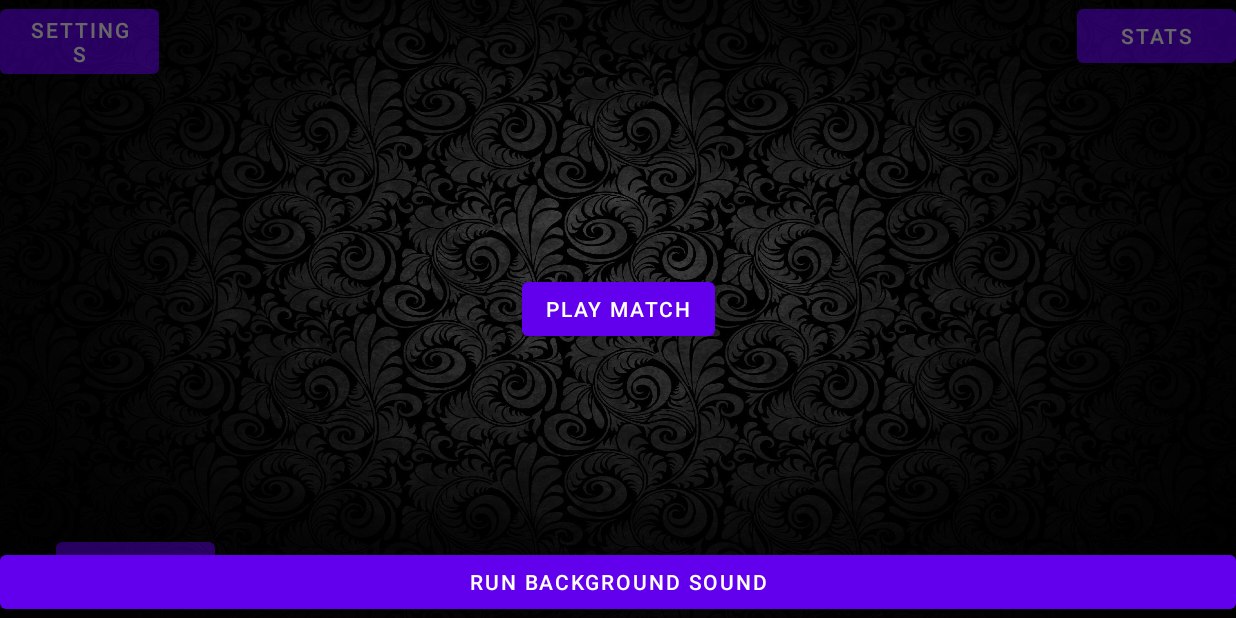
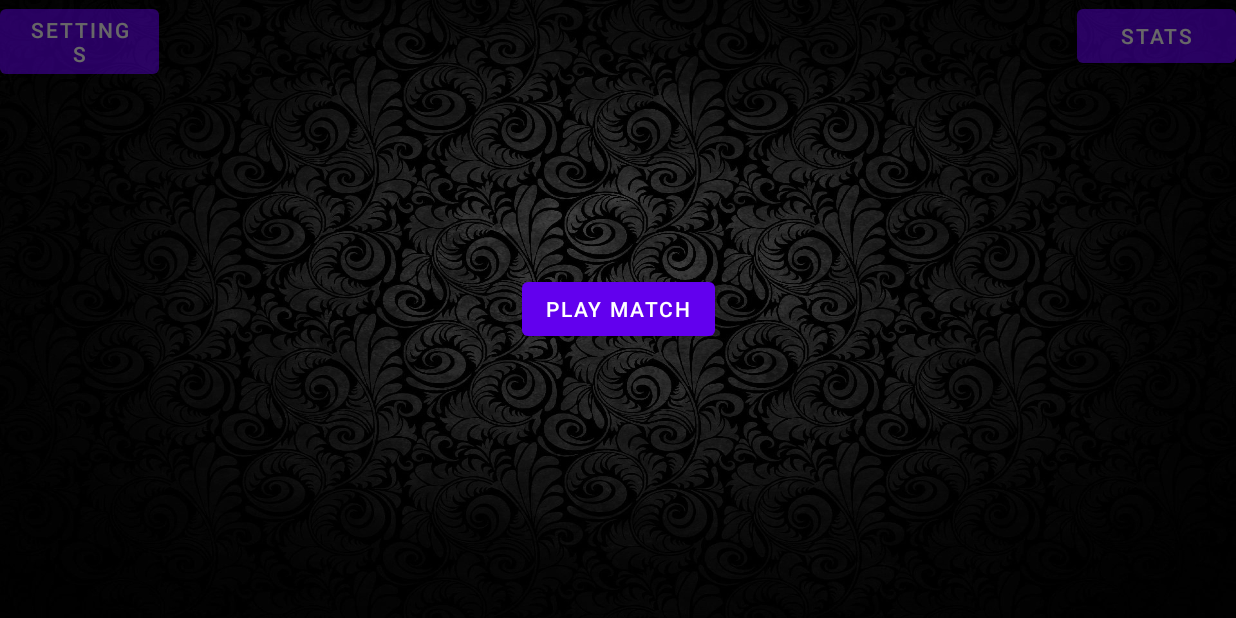
Before and after one commit to alex-labra/Renegade_Parade, an Android app: the screen it shows after launch (MainActivity), on a phone screen of 824 x 412 dp (held sideways). Run offline under Robolectric (Android 15) with nearby library versions, the light colour scheme and no system bars.

Commit message:
Files fixed in main/manifest

```diff
--- a/app/src/main/AndroidManifest.xml
+++ b/app/src/main/AndroidManifest.xml
@@ -15,14 +15,18 @@
         <activity
             android:name=".InGameScreen"
             android:screenOrientation="landscape" />
+        <activity android:name=".SettingsActivity"
+            android:screenOrientation="landscape" />
         <activity android:name=".MainActivity"
             android:screenOrientation="landscape">
+
             <intent-filter>
                 <action android:name="android.intent.action.MAIN" />
 
                 <category android:name="android.intent.category.LAUNCHER" />
             </intent-filter>
         </activity>
+        <service android:name=".BackgroundSoundService"/>
     </application>
 
 </manifest>
--- a/app/src/main/java/com/team4/renegadeparade/InGameScreen.java
+++ b/app/src/main/java/com/team4/renegadeparade/InGameScreen.java
@@ -3,6 +3,7 @@ package com.team4.renegadeparade;
 import android.content.pm.ActivityInfo;
 import android.os.Bundle;
 import android.view.View;
+import android.view.WindowManager;
 import android.widget.Button;
 
 import androidx.appcompat.app.AppCompatActivity;
@@ -29,6 +30,10 @@ public class InGameScreen extends AppCompatActivity implements JoystickView.Joys
         reloadButton.setOnClickListener(v -> reload(v));
         disconnectButton = findViewById(R.id.disconnectButton);
         disconnectButton.setOnClickListener(v -> disconnect(v));
+
+        //fullscreen
+        this.getWindow().setFlags(WindowManager.LayoutParams.FLAG_FULLSCREEN,
+                WindowManager.LayoutParams.FLAG_FULLSCREEN);
     }
 
     private void shoot(View view) {}
--- a/app/src/main/java/com/team4/renegadeparade/MainActivity.java
+++ b/app/src/main/java/com/team4/renegadeparade/MainActivity.java
@@ -12,6 +12,7 @@ import android.widget.Button;
 public class MainActivity extends AppCompatActivity {
     private Button statsbutton;
     private Button playbutton;
+    private Button sButton;
     //test test
 
     @Override
@@ -33,10 +34,20 @@ public class MainActivity extends AppCompatActivity {
         statsbutton = findViewById(R.id.statsbutton);
         statsbutton.setOnClickListener(v -> openStats());
 
+        //Settings Button
+        sButton = (Button) findViewById(R.id.settingsbutton);
+        sButton.setOnClickListener(v -> openSettingsActivity());
+
+
         //Play button
         playbutton = findViewById(R.id.playbutton);
         playbutton.setOnClickListener(v -> startMatch());
+
+        Intent intent =  new Intent(MainActivity.this, BackgroundSoundService.class);
+        startService(intent);
     }
+
+
 
     private void openStats() {
         Intent intent = new Intent(this, Stats.class);
@@ -47,4 +58,17 @@ public class MainActivity extends AppCompatActivity {
         Intent intent = new Intent(this, InGameScreen.class);
         startActivity(intent);
     }
+
+    public void openSettingsActivity()
+    {
+        Intent intent2 = new Intent(this, SettingsActivity.class);
+        startActivity(intent2);
+    }
+
+   /* public void PlayBackgroundSound(View view){
+        Intent intent =  new Intent(MainActivity.this, BackgroundSoundService.class);
+        startService(intent);
+    }*/
+
+
 }
--- a/app/src/main/java/com/team4/renegadeparade/Stats.java
+++ b/app/src/main/java/com/team4/renegadeparade/Stats.java
@@ -4,6 +4,7 @@ import androidx.appcompat.app.AppCompatActivity;
 
 import android.content.pm.ActivityInfo;
 import android.os.Bundle;
+import android.view.WindowManager;
 
 public class Stats extends AppCompatActivity {
 
@@ -12,5 +13,9 @@ public class Stats extends AppCompatActivity {
         super.onCreate(savedInstanceState);
         setContentView(R.layout.activity_stats);
         setRequestedOrientation(ActivityInfo.SCREEN_ORIENTATION_LANDSCAPE);
+
+        //fullscreen
+        this.getWindow().setFlags(WindowManager.LayoutParams.FLAG_FULLSCREEN,
+                WindowManager.LayoutParams.FLAG_FULLSCREEN);
     }
 }
--- a/app/src/main/res/layout/activity_main.xml
+++ b/app/src/main/res/layout/activity_main.xml
@@ -51,24 +51,13 @@
         app:layout_constraintTop_toTopOf="parent"
         app:layout_constraintVertical_bias="0.0" />
 
-    <Button
-        android:layout_width="106dp"
-        android:layout_height="wrap_content"
-        android:alpha="0.40"
-        android:text="@string/back_bottom"
-        app:layout_constraintBottom_toBottomOf="parent"
-        app:layout_constraintEnd_toEndOf="parent"
-        app:layout_constraintHorizontal_bias="0.052"
-        app:layout_constraintStart_toStartOf="parent"
-        app:layout_constraintTop_toTopOf="parent"
-        app:layout_constraintVertical_bias="0.976"
-        />
-    <Button
+
+   <!-- <Button
         android:onClick="PlayBackgroundSound"
         android:layout_width="match_parent"
         android:layout_height="wrap_content"
         android:text="Run background Sound"
         app:layout_constraintBottom_toBottomOf="parent"
         />
-
+-->
 </androidx.constraintlayout.widget.ConstraintLayout>
```
